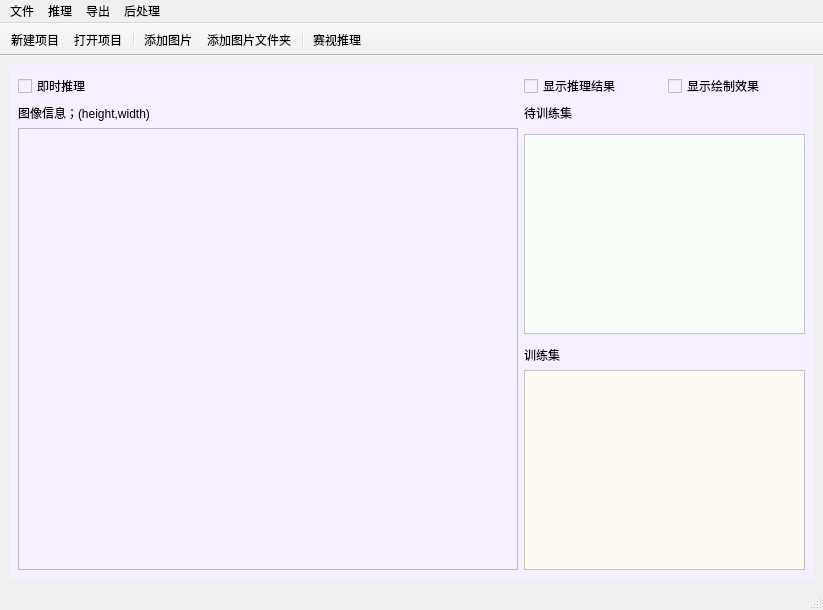
Qt form mainwindow.ui (V-lambow/anno_studio) before a commit.
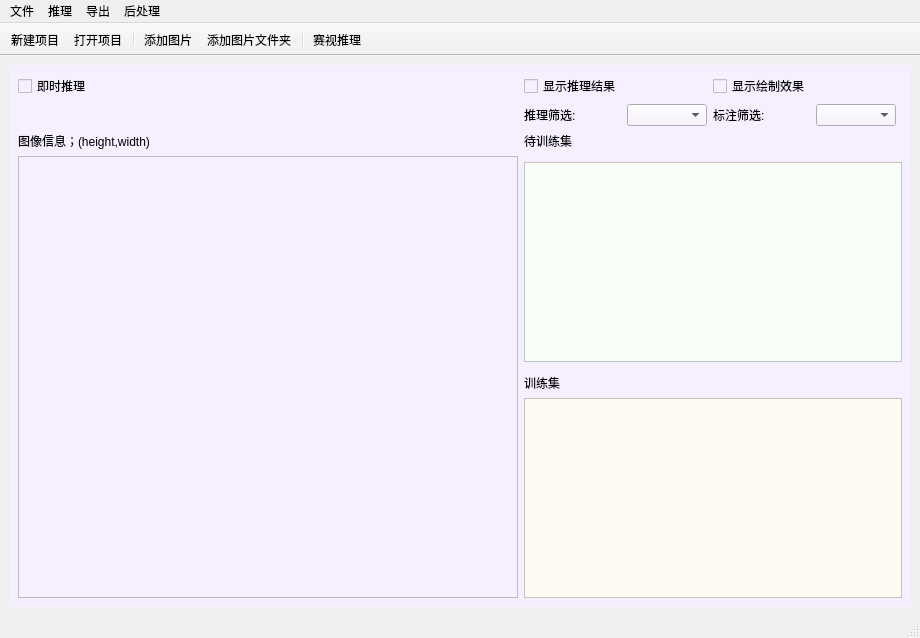
The same form after that commit. Icons and pictures are not drawn. Custom widgets are drawn as their Qt base class.

Commit message: feat: 添加类别筛选功能

The edit to the form file:
```diff
--- a/mainwindow.ui
+++ b/mainwindow.ui
@@ -21,20 +21,10 @@
        <string notr="true">background-color: rgb(245, 239, 255);</string>
       </property>
       <layout class="QGridLayout" name="gridLayout">
-       <item row="4" column="3">
-        <widget class="QLabel" name="label">
+       <item row="1" column="5">
+        <widget class="QCheckBox" name="drawEffect_ckBox">
          <property name="text">
-          <string>待训练集</string>
-         </property>
-        </widget>
-       </item>
-       <item row="5" column="0" rowspan="5" colspan="3">
-        <widget class="MyGraphicsView" name="graphicsView">
-         <property name="minimumSize">
-          <size>
-           <width>500</width>
-           <height>400</height>
-          </size>
+          <string>显示绘制效果</string>
          </property>
         </widget>
        </item>
@@ -60,14 +50,29 @@
        <item row="7" column="3">
         <layout class="QHBoxLayout" name="horizontalLayout"/>
        </item>
-       <item row="8" column="3">
-        <widget class="QLabel" name="label_2">
-         <property name="text">
-          <string>训练集</string>
+       <item row="10" column="3" colspan="5">
+        <widget class="QListWidget" name="non_train_list">
+         <property name="minimumSize">
+          <size>
+           <width>200</width>
+           <height>200</height>
+          </size>
+         </property>
+         <property name="contextMenuPolicy">
+          <enum>Qt::ContextMenuPolicy::CustomContextMenu</enum>
+         </property>
+         <property name="styleSheet">
+          <string notr="true">background-color: rgb(249, 255, 248);
+selection-background-color: rgb(252, 255, 222);
+border-color: rgb(34, 255, 52);
+</string>
+         </property>
+         <property name="selectionMode">
+          <enum>QAbstractItemView::SelectionMode::ExtendedSelection</enum>
          </property>
         </widget>
        </item>
-       <item row="4" column="0">
+       <item row="8" column="0">
         <widget class="QLabel" name="image_info">
          <property name="frameShape">
           <enum>QFrame::Shape::NoFrame</enum>
@@ -77,17 +82,10 @@
          </property>
         </widget>
        </item>
-       <item row="1" column="3">
-        <widget class="QCheckBox" name="inferRes_ckBox">
+       <item row="2" column="3">
+        <widget class="QLabel" name="infer_filterLabel">
          <property name="text">
-          <string>显示推理结果</string>
-         </property>
-        </widget>
-       </item>
-       <item row="1" column="4">
-        <widget class="QCheckBox" name="drawEffect_ckBox">
-         <property name="text">
-          <string>显示绘制效果</string>
+          <string>推理筛选:</string>
          </property>
         </widget>
        </item>
@@ -104,29 +102,24 @@
          </property>
         </spacer>
        </item>
-       <item row="6" column="3" colspan="2">
-        <widget class="QListWidget" name="non_train_list">
+       <item row="9" column="0" rowspan="5" colspan="3">
+        <widget class="MyGraphicsView" name="graphicsView">
          <property name="minimumSize">
           <size>
-           <width>200</width>
-           <height>200</height>
+           <width>500</width>
+           <height>400</height>
           </size>
          </property>
-         <property name="contextMenuPolicy">
-          <enum>Qt::ContextMenuPolicy::CustomContextMenu</enum>
+        </widget>
+       </item>
+       <item row="12" column="3">
+        <widget class="QLabel" name="label_2">
+         <property name="text">
+          <string>训练集</string>
          </property>
-         <property name="styleSheet">
-          <string notr="true">background-color: rgb(249, 255, 248);
-selection-background-color: rgb(252, 255, 222);
-border-color: rgb(34, 255, 52);
-</string>
-         </property>
-         <property name="selectionMode">
-          <enum>QAbstractItemView::SelectionMode::ExtendedSelection</enum>
-         </property>
         </widget>
        </item>
-       <item row="9" column="3" colspan="2">
+       <item row="13" column="3" colspan="5">
         <widget class="QListWidget" name="train_list">
          <property name="minimumSize">
           <size>
@@ -153,6 +146,47 @@
          </property>
         </widget>
        </item>
+       <item row="8" column="3">
+        <widget class="QLabel" name="label">
+         <property name="text">
+          <string>待训练集</string>
+         </property>
+        </widget>
+       </item>
+       <item row="2" column="5">
+        <widget class="QLabel" name="label_filterLabel">
+         <property name="text">
+          <string>标注筛选:</string>
+         </property>
+        </widget>
+       </item>
+       <item row="1" column="3">
+        <widget class="QCheckBox" name="inferRes_ckBox">
+         <property name="text">
+          <string>显示推理结果</string>
+         </property>
+        </widget>
+       </item>
+       <item row="2" column="4">
+        <widget class="QComboBox" name="labelFilterComboBox">
+         <property name="minimumSize">
+          <size>
+           <width>80</width>
+           <height>0</height>
+          </size>
+         </property>
+        </widget>
+       </item>
+       <item row="2" column="6">
+        <widget class="QComboBox" name="inferFilterComboBox">
+         <property name="minimumSize">
+          <size>
+           <width>80</width>
+           <height>0</height>
+          </size>
+         </property>
+        </widget>
+       </item>
       </layout>
      </widget>
     </item>
```
Left out of the diff: 5 changed lines with no effect on the pictures. The commit also changes 2 other files.
